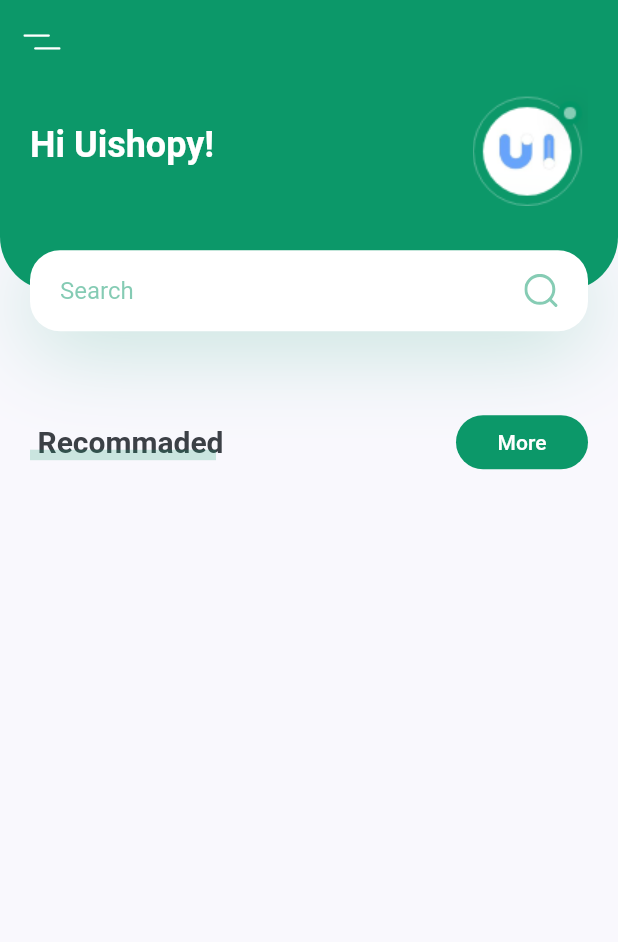
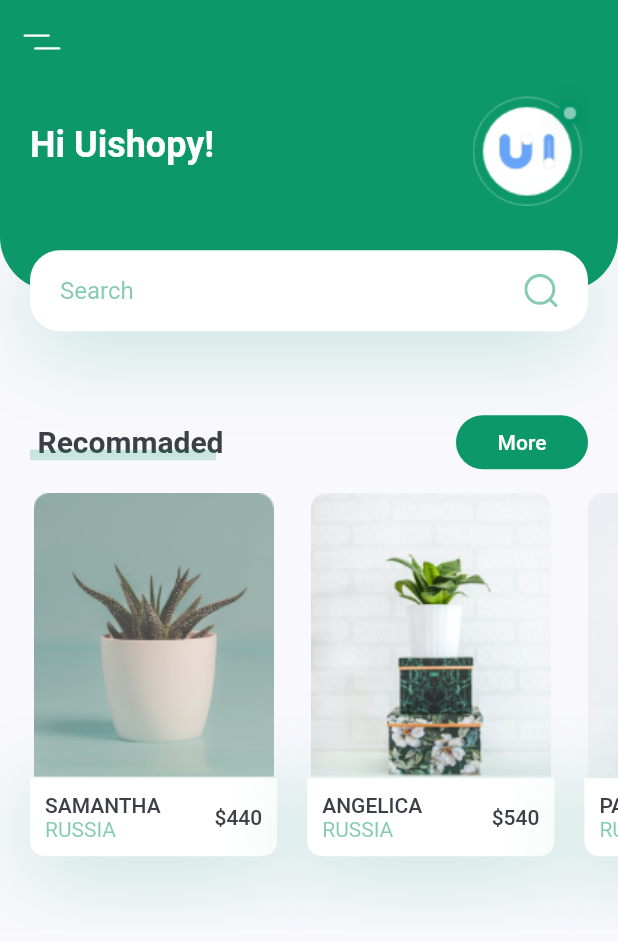
Before and after one commit to tazz0009/flutter-app-02, a Flutter app: the screen it shows after launch, on a phone screen of 412 x 824 dp. Shown: the top 942 px of the screen. Run offline on Flutter 3.47's test engine with Material 2 defaults, Android fonts, the phone set to English and light mode, and no system bars; our stand-ins replace flutter_svg.

Commit message:
recommend plant

```diff
--- a/lib/screen/home/components/body.dart
+++ b/lib/screen/home/components/body.dart
@@ -1,9 +1,9 @@
 import 'package:flutter/cupertino.dart';
 import 'package:flutter/material.dart';
-import 'package:plant_app/constants.dart';
 
 import 'header_with_searchbox.dart';
 import 'title_with_more_btn.dart';
+import 'recommend_plants.dart';
 
 class Body extends StatelessWidget {
   @override
@@ -18,7 +18,9 @@ class Body extends StatelessWidget {
         TitleWithMoreBtn(
           title: "Recommaded",
           press: () {},
-        )
+        ),
+        // it will cover 40% of our total width
+        RecommendsPlants()
       ],
     ));
   }
--- /dev/null
+++ b/lib/screen/home/components/recommend_plants.dart
@@ -0,0 +1,115 @@
+import 'package:flutter/cupertino.dart';
+import 'package:flutter/material.dart';
+import 'package:plant_app/constants.dart';
+
+class RecommendsPlants extends StatelessWidget {
+  const RecommendsPlants({
+    Key key,
+  }) : super(key: key);
+
+  @override
+  Widget build(BuildContext context) {
+    return SingleChildScrollView(
+      scrollDirection: Axis.horizontal,
+      child: Row(
+        children: [
+          RecommendPlantCard(
+            image: "assets/images/image_1.png",
+            title: "Samantha",
+            country: "Russia",
+            price: 440,
+            press: () {},
+          ),
+          RecommendPlantCard(
+            image: "assets/images/image_2.png",
+            title: "Angelica",
+            country: "Russia",
+            price: 540,
+            press: () {},
+          ),
+          RecommendPlantCard(
+            image: "assets/images/image_3.png",
+            title: "Passkorea",
+            country: "Russia",
+            price: 640,
+            press: () {},
+          ),
+        ],
+      ),
+    );
+  }
+}
+
+class RecommendPlantCard extends StatelessWidget {
+  const RecommendPlantCard({
+    Key key,
+    this.image,
+    this.title,
+    this.country,
+    this.price,
+    this.press,
+  }) : super(key: key);
+
+  final String image, title, country;
+  final int price;
+  final Function press;
+
+  @override
+  Widget build(BuildContext context) {
+    Size size = MediaQuery.of(context).size;
+    return Container(
+      margin: EdgeInsets.only(
+        left: kDefaultPadding,
+        top: kDefaultPadding / 2,
+        bottom: kDefaultPadding * 2.5,
+      ),
+      width: size.width * 0.4,
+      // color: Colors.black,
+      child: Column(
+        children: <Widget>[
+          Image.asset(image),
+          GestureDetector(
+            onTap: press,
+            child: Container(
+              padding: EdgeInsets.all(kDefaultPadding / 2),
+              decoration: BoxDecoration(
+                  color: Colors.white,
+                  borderRadius: BorderRadius.only(
+                    bottomLeft: Radius.circular(10),
+                    bottomRight: Radius.circular(10),
+                  ),
+                  boxShadow: [
+                    BoxShadow(
+                        offset: Offset(0, 10),
+                        blurRadius: 50,
+                        color: kPrimaryColor.withOpacity(0.23))
+                  ]),
+              child: Row(
+                children: <Widget>[
+                  RichText(
+                      text: TextSpan(children: [
+                    TextSpan(
+                      text: "$title\n".toUpperCase(),
+                      style: Theme.of(context).textTheme.button,
+                    ),
+                    TextSpan(
+                      text: "$country".toUpperCase(),
+                      style: TextStyle(
+                        color: kPrimaryColor.withOpacity(0.5),
+                      ),
+                    )
+                  ])),
+                  Spacer(),
+                  Text(
+                    '\$$price',
+                    style: Theme.of(context).textTheme.button,
+                  )
+                ],
+              ),
+            ),
+          )
+        ],
+      ),
+    );
+  }
+}
```
Also changed, not shown: 1 other file.
